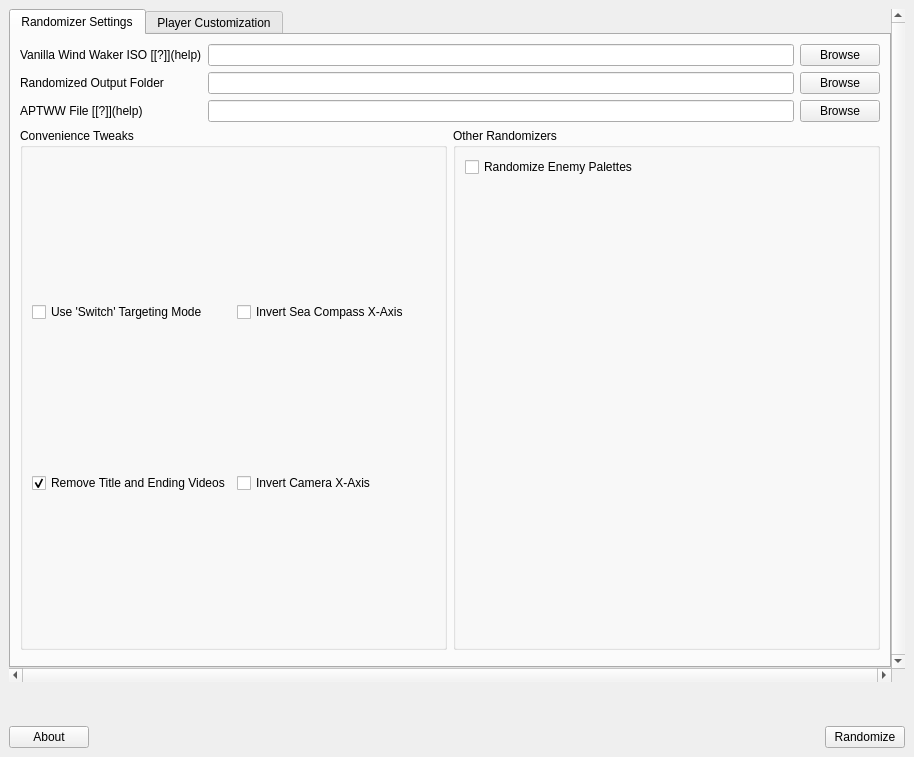
This is wwr_ui/randomizer_window.ui in tanjo3/wwrando as Qt 5 draws it before an edit. The edited form follows.
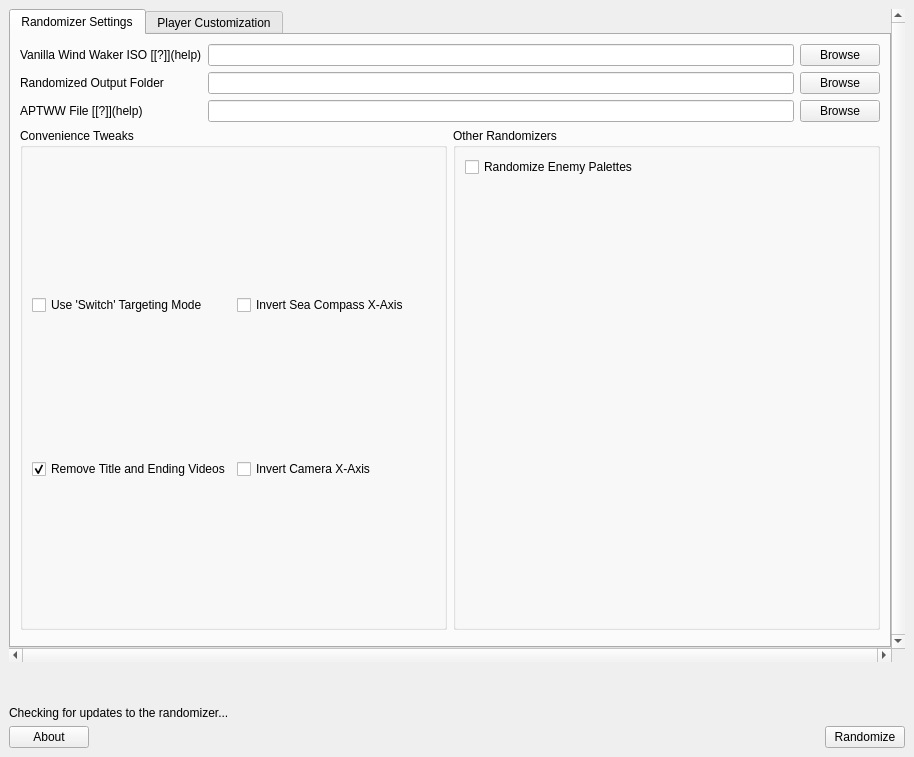
This is the edited form. Custom widgets are drawn as their Qt base class.

Diff of the .ui file:
```diff
--- a/wwr_ui/randomizer_window.ui
+++ b/wwr_ui/randomizer_window.ui
@@ -230,6 +230,19 @@
       </property>
      </widget>
     </item>
+    <item>
+     <widget class="QLabel" name="update_checker_label">
+      <property name="text">
+       <string>Checking for updates to the randomizer...</string>
+      </property>
+      <property name="wordWrap">
+       <bool>true</bool>
+      </property>
+      <property name="openExternalLinks">
+       <bool>true</bool>
+      </property>
+     </widget>
+    </item>
     <item>
      <layout class="QHBoxLayout" name="horizontalLayout">
       <item>
```
